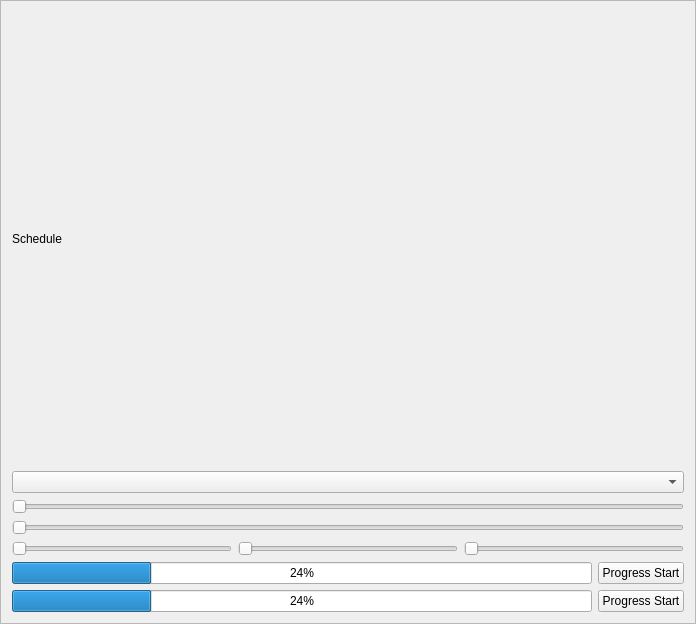
Old version of the form src/views/schedule/schedule.ui in the repository RyotaUnzai/candybox.
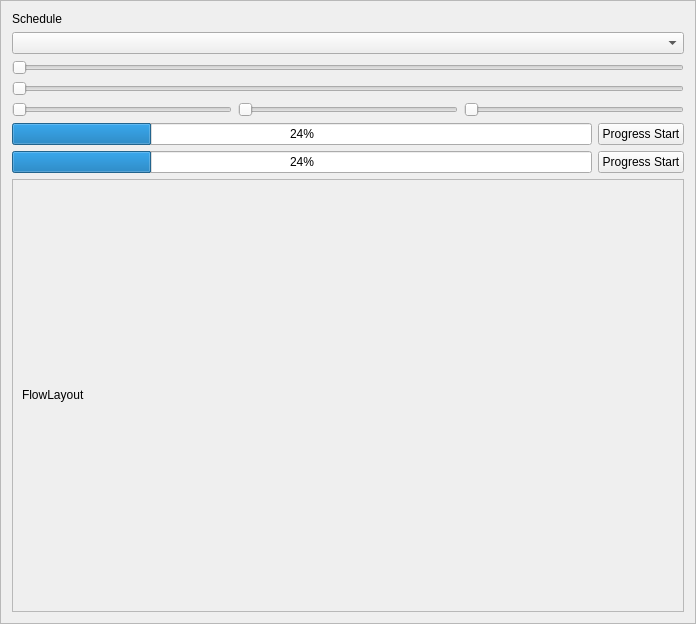
New version of the form. Custom widgets are drawn as their Qt base class.

Patch:
```diff
--- a/src/views/schedule/schedule.ui
+++ b/src/views/schedule/schedule.ui
@@ -107,6 +107,41 @@
      </item>
     </layout>
    </item>
+   <item row="6" column="0">
+    <widget class="QScrollArea" name="scrollArea">
+     <property name="widgetResizable">
+      <bool>true</bool>
+     </property>
+     <widget class="QWidget" name="scrollAreaWidgetContents">
+      <property name="geometry">
+       <rect>
+        <x>0</x>
+        <y>0</y>
+        <width>674</width>
+        <height>412</height>
+       </rect>
+      </property>
+      <layout class="QVBoxLayout" name="verticalLayout">
+       <item>
+        <widget class="QLabel" name="label">
+         <property name="sizePolicy">
+          <sizepolicy hsizetype="Preferred" vsizetype="Fixed">
+           <horstretch>0</horstretch>
+           <verstretch>0</verstretch>
+          </sizepolicy>
+         </property>
+         <property name="text">
+          <string>FlowLayout</string>
+         </property>
+        </widget>
+       </item>
+       <item>
+        <layout class="QVBoxLayout" name="QFlowLayout_FlowLayout"/>
+       </item>
+      </layout>
+     </widget>
+    </widget>
+   </item>
   </layout>
  </widget>
  <customwidgets>
```
Left out of the diff: 23 changed lines with no effect on the pictures.
